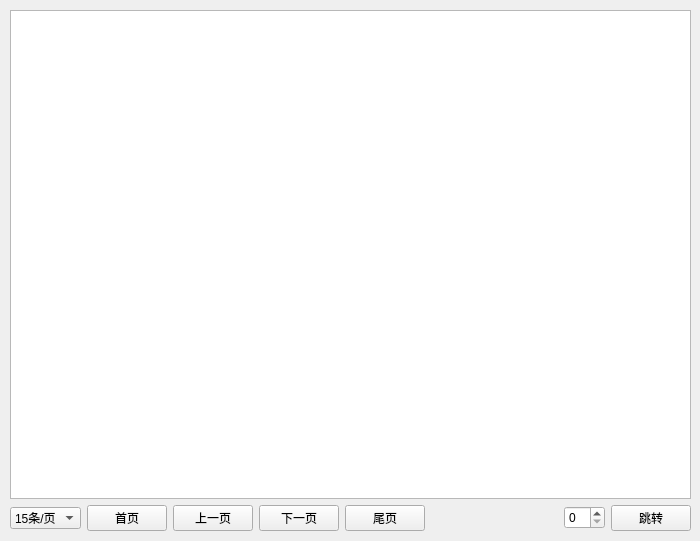
Qt form client/optlogview.ui (a-soul-singer/cppTest) before a commit.
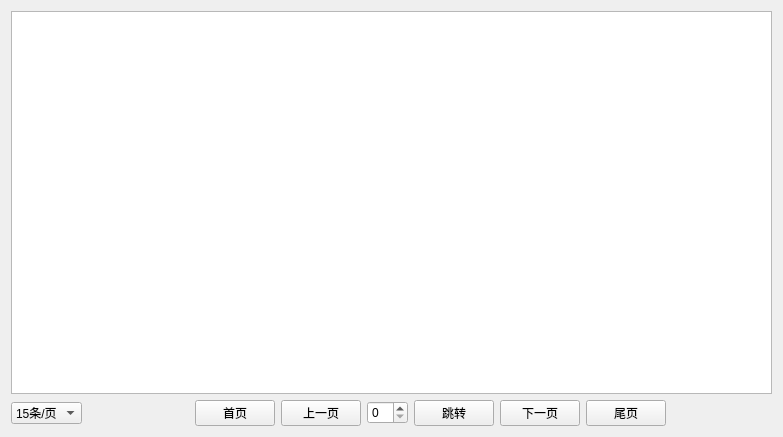
The same form after that commit.

Diff of the .ui file:
```diff
--- a/client/optlogview.ui
+++ b/client/optlogview.ui
@@ -6,22 +6,15 @@
    <rect>
     <x>0</x>
     <y>0</y>
-    <width>700</width>
-    <height>541</height>
+    <width>783</width>
+    <height>437</height>
    </rect>
   </property>
   <property name="windowTitle">
    <string>Form</string>
   </property>
-  <widget class="QWidget" name="layoutWidget">
-   <property name="geometry">
-    <rect>
-     <x>10</x>
-     <y>10</y>
-     <width>681</width>
-     <height>521</height>
-    </rect>
-   </property>
+  <layout class="QVBoxLayout" name="verticalLayout_2">
+   <item>
    <layout class="QVBoxLayout" name="verticalLayout">
     <item>
      <widget class="QTableWidget" name="tableWidget"/>
@@ -37,6 +30,19 @@
         </item>
        </widget>
       </item>
+       <item>
+        <spacer name="horizontalSpacer_2">
+         <property name="orientation">
+          <enum>Qt::Horizontal</enum>
+         </property>
+         <property name="sizeHint" stdset="0">
+          <size>
+           <width>40</width>
+           <height>20</height>
+          </size>
+         </property>
+        </spacer>
+       </item>
       <item>
        <widget class="QPushButton" name="btnfirstpage">
         <property name="text">
@@ -51,6 +57,16 @@
         </property>
        </widget>
       </item>
+       <item>
+        <widget class="QSpinBox" name="spinBox"/>
+       </item>
+       <item>
+        <widget class="QPushButton" name="btnjump">
+         <property name="text">
+          <string>跳转</string>
+         </property>
+        </widget>
+       </item>
       <item>
        <widget class="QPushButton" name="btnnextpage">
         <property name="text">
@@ -78,20 +94,11 @@
         </property>
        </spacer>
       </item>
-      <item>
-       <widget class="QSpinBox" name="spinBox"/>
-      </item>
-      <item>
-       <widget class="QPushButton" name="btnjump">
-        <property name="text">
-         <string>跳转</string>
-        </property>
-       </widget>
-      </item>
+      </layout>
+     </item>
      </layout>
     </item>
    </layout>
-  </widget>
  </widget>
  <resources/>
  <connections/>
```
Lines whose indentation alone changed are shown as unchanged.
